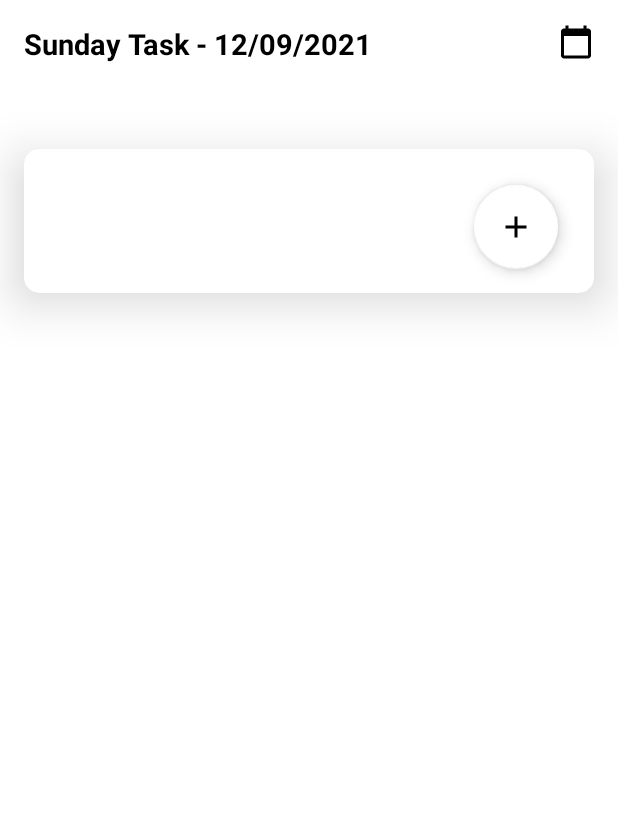
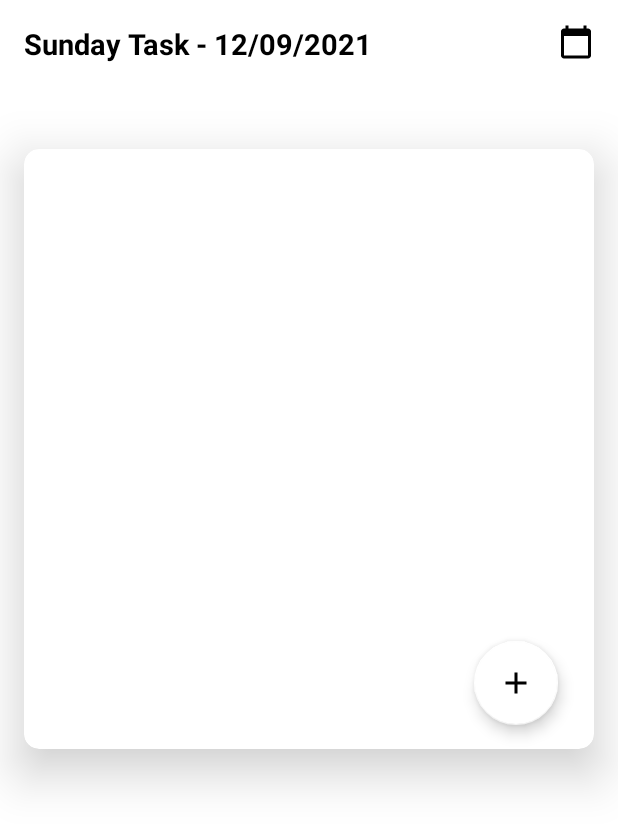
Before and after one commit to rhezadr/TodoList_Layout_Mobile, an Android app: the screen it shows after launch (MainActivity), on a phone screen of 412 x 824 dp. Shown: the top 826 px of the screen. Run offline under Robolectric (Android 15) with nearby library versions, the phone set to English and light mode, and no system bars.

```diff
--- a/app/src/main/AndroidManifest.xml
+++ b/app/src/main/AndroidManifest.xml
@@ -14,7 +14,6 @@
             android:exported="true">
             <intent-filter>
                 <action android:name="android.intent.action.MAIN" />
-
                 <category android:name="android.intent.category.LAUNCHER" />
             </intent-filter>
         </activity>
--- a/app/src/main/java/com/app/todolist/Adapter/ToDoAdapter.java
+++ b/app/src/main/java/com/app/todolist/Adapter/ToDoAdapter.java
@@ -8,6 +8,7 @@ import android.view.ViewGroup;
 import android.widget.CheckBox;
 import android.widget.CompoundButton;
 
+import androidx.annotation.NonNull;
 import androidx.recyclerview.widget.RecyclerView;
 
 import com.app.todolist.Utils.DatabaseHandler;
@@ -21,22 +22,24 @@ import java.util.List;
 public class ToDoAdapter extends RecyclerView.Adapter<ToDoAdapter.ViewHolder> {
 
     private List<ToDoModel> todoList;
+    private DatabaseHandler db;
     private MainActivity activity;
-    private DatabaseHandler db;
 
-    public ToDoAdapter(DatabaseHandler db, MainActivity activity){
+    public ToDoAdapter(DatabaseHandler db, MainActivity activity) {
         this.db = db;
         this.activity = activity;
     }
 
-    public ViewHolder onCreateViewHolder(ViewGroup parent, int viewType){
-        View itemView = LayoutInflater.from((parent.getContext()))
+    @NonNull
+    @Override
+    public ViewHolder onCreateViewHolder(ViewGroup parent, int viewType) {
+        View itemView = LayoutInflater.from(parent.getContext())
                 .inflate(R.layout.task_layout, parent, false);
         return new ViewHolder(itemView);
     }
 
-
-    public void onBindViewHolder(final ViewHolder holder, int position){
+    @Override
+    public void onBindViewHolder(@NonNull final ViewHolder holder, int position) {
         db.openDatabase();
 
         final ToDoModel item = todoList.get(position);
@@ -45,41 +48,41 @@ public class ToDoAdapter extends RecyclerView.Adapter<ToDoAdapter.ViewHolder> {
         holder.task.setOnCheckedChangeListener(new CompoundButton.OnCheckedChangeListener() {
             @Override
             public void onCheckedChanged(CompoundButton buttonView, boolean isChecked) {
-                if (isChecked){
+                if (isChecked) {
                     db.updateStatus(item.getId(), 1);
-                }
-                else {
+                } else {
                     db.updateStatus(item.getId(), 0);
                 }
             }
         });
     }
 
-    public int getItemCount(){
+    private boolean toBoolean(int n) {
+        return n != 0;
+    }
+
+    @Override
+    public int getItemCount() {
         return todoList.size();
     }
 
-    private boolean toBoolean(int n){
-        return  n!=0;
-    }
-
-    public Context getContext(){
+    public Context getContext() {
         return activity;
     }
 
-    public void deleteItem(int position){
+    public void setTasks(List<ToDoModel> todoList) {
+        this.todoList = todoList;
+        notifyDataSetChanged();
+    }
+
+    public void deleteItem(int position) {
         ToDoModel item = todoList.get(position);
         db.deleteTask(item.getId());
         todoList.remove(position);
         notifyItemRemoved(position);
     }
 
-    public void setTasks(List<ToDoModel> todoList){
-        this.todoList = todoList;
-        notifyDataSetChanged();
-    }
-
-    public void editItem(int position){
+    public void editItem(int position) {
         ToDoModel item = todoList.get(position);
         Bundle bundle = new Bundle();
         bundle.putInt("id", item.getId());
@@ -88,10 +91,11 @@ public class ToDoAdapter extends RecyclerView.Adapter<ToDoAdapter.ViewHolder> {
         fragment.setArguments(bundle);
         fragment.show(activity.getSupportFragmentManager(), NewTask.TAG);
     }
-    public static class ViewHolder extends RecyclerView.ViewHolder{
+
+    public static class ViewHolder extends RecyclerView.ViewHolder {
         CheckBox task;
 
-        ViewHolder(View view){
+        ViewHolder(View view) {
             super(view);
             task = view.findViewById(R.id.todoCheckBox);
         }
--- a/app/src/main/java/com/app/todolist/DialogCloseListener.java
+++ b/app/src/main/java/com/app/todolist/DialogCloseListener.java
@@ -4,5 +4,4 @@ import android.content.DialogInterface;
 
 public interface DialogCloseListener {
     public void handleDialogClose(DialogInterface dialog);
-
 }
--- a/app/src/main/java/com/app/todolist/MainActivity.java
+++ b/app/src/main/java/com/app/todolist/MainActivity.java
@@ -19,11 +19,14 @@ import java.util.List;
 import java.util.Objects;
 
 public class MainActivity extends AppCompatActivity implements DialogCloseListener{
+
+    private DatabaseHandler db;
+
     private RecyclerView tasksRecyclerView;
     private ToDoAdapter tasksAdapter;
     private FloatingActionButton fab;
-    private List<ToDoModel> taskListModel;
-    private DatabaseHandler db;
+
+    private List<ToDoModel> taskList;
 
     @Override
     protected void onCreate(Bundle savedInstanceState) {
@@ -34,33 +37,35 @@ public class MainActivity extends AppCompatActivity implements DialogCloseListen
         db = new DatabaseHandler(this);
         db.openDatabase();
 
-        tasksRecyclerView = findViewById(R.id.taskList);
+        tasksRecyclerView = findViewById(R.id.tasksRecyclerView);
         tasksRecyclerView.setLayoutManager(new LinearLayoutManager(this));
-        tasksAdapter = new ToDoAdapter(db, MainActivity.this);
+        tasksAdapter = new ToDoAdapter(db,MainActivity.this);
         tasksRecyclerView.setAdapter(tasksAdapter);
+
+        ItemTouchHelper itemTouchHelper = new
+                ItemTouchHelper(new RecyclerItemTouchHelper(tasksAdapter));
+        itemTouchHelper.attachToRecyclerView(tasksRecyclerView);
 
         fab = findViewById(R.id.fab);
 
-        ItemTouchHelper itemTouchHelper = new ItemTouchHelper((new RecyclerItemTouchHelper(tasksAdapter)));
-        itemTouchHelper.attachToRecyclerView(tasksRecyclerView);
+        taskList = db.getAllTasks();
+        Collections.reverse(taskList);
 
-        taskListModel = db.getAllTasks();
-        Collections.reverse(taskListModel);
-        tasksAdapter.setTasks(taskListModel);
+        tasksAdapter.setTasks(taskList);
 
         fab.setOnClickListener(new View.OnClickListener() {
             @Override
-            public void onClick(View view) {
+            public void onClick(View v) {
                 NewTask.newInstance().show(getSupportFragmentManager(), NewTask.TAG);
             }
         });
     }
 
     @Override
-    public void handleDialogClose(DialogInterface dialog) {
-        taskListModel = db.getAllTasks();
-        Collections.reverse(taskListModel);
-        tasksAdapter.setTasks(taskListModel);
+    public void handleDialogClose(DialogInterface dialog){
+        taskList = db.getAllTasks();
+        Collections.reverse(taskList);
+        tasksAdapter.setTasks(taskList);
         tasksAdapter.notifyDataSetChanged();
     }
 }
--- a/app/src/main/java/com/app/todolist/Utils/DatabaseHandler.java
+++ b/app/src/main/java/com/app/todolist/Utils/DatabaseHandler.java
@@ -11,20 +11,22 @@ import com.app.todolist.Model.ToDoModel;
 
 import java.util.ArrayList;
 import java.util.List;
+import java.util.Vector;
 
 public class DatabaseHandler extends SQLiteOpenHelper {
 
-    private static final int VERSION = 1;
+    private static final int VERSION = 4;
     private static final String NAME = "toDoListDatabase";
     private static final String TODO_TABLE = "todo";
     private static final String ID = "id";
     private static final String TASK = "task";
     private static final String STATUS = "status";
-    private static final String CREATE_TODO_TABLE = "CREATE TABLE " + TODO_TABLE + "(" + ID + " INTEGER_PRIMARY_KEY_AUTOINCREMENT, "
-                                                    + TASK + " TEXT, " + STATUS + " INTEGER)";
+    private static final String CREATE_TODO_TABLE = "CREATE TABLE " + TODO_TABLE + "(" + ID + " INTEGER PRIMARY KEY AUTOINCREMENT, " + TASK + " TEXT, "
+            + STATUS + " INTEGER)";
+
     private SQLiteDatabase db;
 
-    public DatabaseHandler(Context context){
+    public DatabaseHandler(Context context) {
         super(context, NAME, null, VERSION);
     }
 
@@ -35,11 +37,13 @@ public class DatabaseHandler extends SQLiteOpenHelper {
 
     @Override
     public void onUpgrade(SQLiteDatabase db, int oldVersion, int newVersion) {
+        // Drop older table if existed
         db.execSQL("DROP TABLE IF EXISTS " + TODO_TABLE);
+        // Create tables again
         onCreate(db);
     }
 
-    public void openDatabase(){
+    public void openDatabase() {
         db = this.getWritableDatabase();
     }
 
@@ -50,44 +54,47 @@ public class DatabaseHandler extends SQLiteOpenHelper {
         db.insert(TODO_TABLE, null, cv);
     }
 
+    @SuppressLint("Range")
     public List<ToDoModel> getAllTasks(){
-        List<ToDoModel> taskListModel = new ArrayList<>();
+        List<ToDoModel> taskList = new ArrayList<>();
         Cursor cur = null;
         db.beginTransaction();
-        try {cur = db.query(TODO_TABLE, null, null, null
-                , null, null, null, null);
-            if (cur != null) {
-                if (cur.moveToFirst()) {
-                    do {
+        try{
+            cur = db.query(TODO_TABLE, null, null, null, null, null, null, null);
+            if(cur != null){
+                if(cur.moveToFirst()){
+                    do{
                         ToDoModel task = new ToDoModel();
                         task.setId(cur.getInt(cur.getColumnIndex(ID)));
                         task.setTask(cur.getString(cur.getColumnIndex(TASK)));
                         task.setStatus(cur.getInt(cur.getColumnIndex(STATUS)));
-                        taskListModel.add(task);
-                    } while (cur.moveToNext());
+                        taskList.add(task);
+                    }
+                    while(cur.moveToNext());
                 }
             }
-        } finally {
+        }
+        finally {
             db.endTransaction();
             assert cur != null;
             cur.close();
         }
-        return taskListModel;
+        return taskList;
     }
 
     public void updateStatus(int id, int status){
         ContentValues cv = new ContentValues();
         cv.put(STATUS, status);
-        db.update(TODO_TABLE, cv, ID + "=?" , new String[]{String.valueOf(id)});
+        db.update(TODO_TABLE, cv, ID + "= ?", new String[] {String.valueOf(id)});
     }
 
-    public void updateTask(int id, String task){
+    public void updateTask(int id, String task) {
         ContentValues cv = new ContentValues();
         cv.put(TASK, task);
-        db.update(TODO_TABLE, cv, ID + "=?" , new String[]{String.valueOf(id)});
+        db.update(TODO_TABLE, cv, ID + "= ?", new String[] {String.valueOf(id)});
     }
 
     public void deleteTask(int id){
-        db.delete(TODO_TABLE,ID + "=?" , new String[]{String.valueOf(id)});
+        db.delete(TODO_TABLE, ID + "= ?", new String[] {String.valueOf(id)});
     }
 }
--- a/app/src/main/res/layout/activity_main.xml
+++ b/app/src/main/res/layout/activity_main.xml
@@ -29,7 +29,7 @@
     <androidx.cardview.widget.CardView
         android:id="@+id/CardView"
         android:layout_width="match_parent"
-        android:layout_height="wrap_content"
+        android:layout_height="400dp"
         android:layout_marginTop="83dp"
         app:cardBackgroundColor="@color/cardview_light_background"
         app:cardCornerRadius="10dp"
@@ -40,23 +40,30 @@
         <RelativeLayout
             android:layout_width="wrap_content"
             android:layout_height="wrap_content"
-            android:paddingTop="8dp"
-            android:paddingEnd="8dp">
+            android:id="@+id/layoutTask"
+            android:layout_marginBottom="75dp">
 
             <androidx.recyclerview.widget.RecyclerView
                 android:layout_width="match_parent"
                 android:layout_height="wrap_content"
-                android:id="@+id/taskList"
+                android:id="@+id/tasksRecyclerView"
                 android:nestedScrollingEnabled="true"
                 app:layoutManager="androidx.recyclerview.widget.LinearLayoutManager"/>
+
+        </RelativeLayout>
+
+        <RelativeLayout
+            android:layout_width="wrap_content"
+            android:layout_height="wrap_content"
+            android:paddingTop="8dp"
+            android:paddingEnd="8dp"
+            android:layout_gravity="bottom">
 
             <com.google.android.material.floatingactionbutton.FloatingActionButton
                 android:id="@+id/fab"
                 android:layout_width="wrap_content"
                 android:layout_height="wrap_content"
-                android:layout_below="@id/taskList"
                 android:layout_alignParentRight="true"
-                android:layout_marginStart="16dp"
                 android:layout_marginTop="16dp"
                 android:layout_marginEnd="16dp"
                 android:layout_marginBottom="16dp"
```
Also changed, not shown: app/src/main/java/com/app/todolist/NewTask.java (+12 -11 lines), app/src/main/java/com/app/todolist/RecyclerItemTouchHelper.java (+18 -17 lines).
